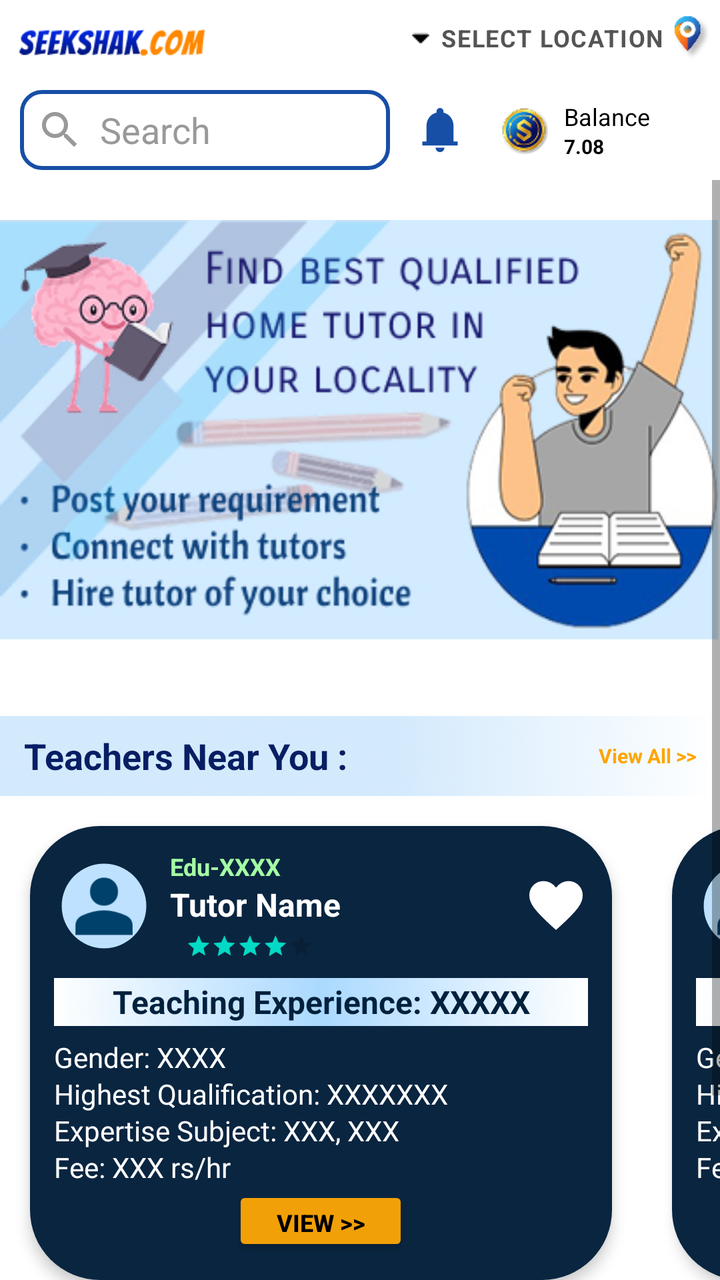
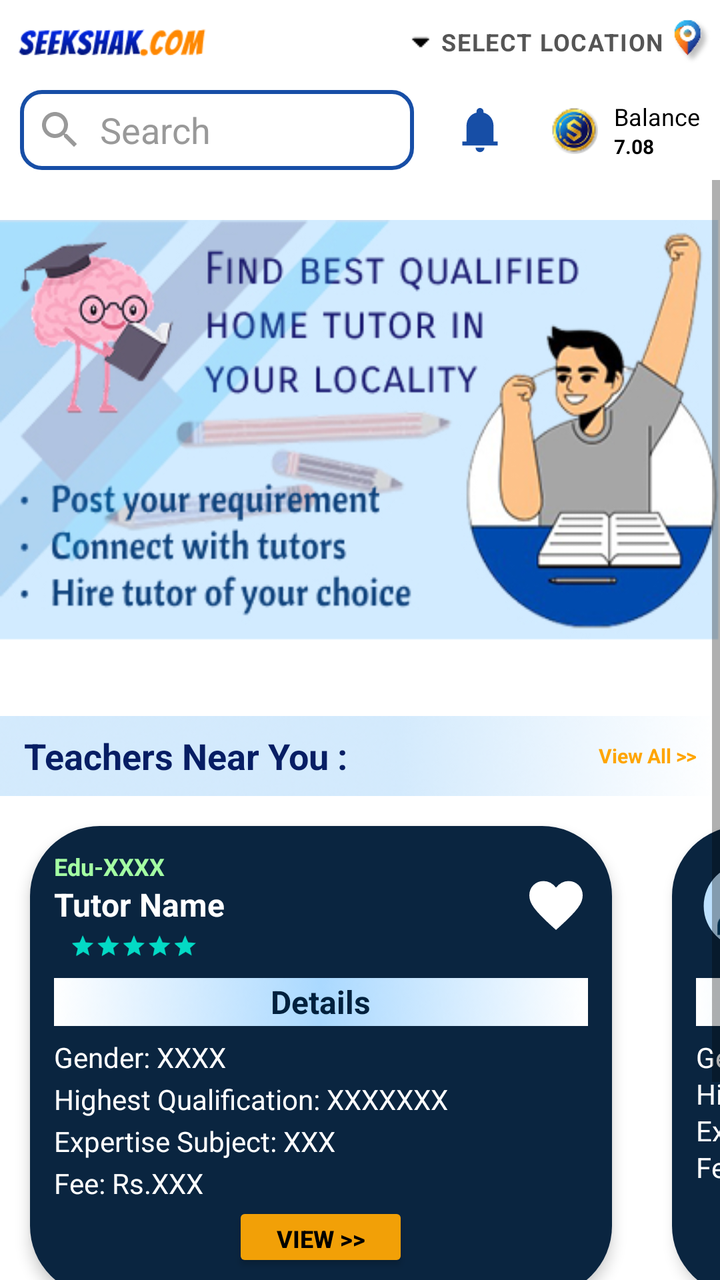

The first picture is an Android layout as it rendered before a commit; the second is the same layout after the commit. The layout source and the unified diff follow.
<!-- AndroidManifest.xml: application theme Theme.Seekshakcom -->
<!-- res/layout/fragment_home.xml -->
<?xml version="1.0" encoding="utf-8"?>
<FrameLayout xmlns:android="http://schemas.android.com/apk/res/android"
    android:layout_width="match_parent"
    android:layout_height="match_parent"
    android:background="@color/soft_blue"
    android:fitsSystemWindows="true"
    xmlns:app="http://schemas.android.com/apk/res-auto"
    xmlns:tools="http://schemas.android.com/tools">

    <LinearLayout
        android:id="@+id/student_home"
        android:orientation="vertical"
        android:layout_width="match_parent"
        android:layout_height="match_parent"
        android:background="#FFFFFF">

        <RelativeLayout
            android:layout_width="match_parent"
            android:layout_height="40dp"
            android:layout_marginTop="0dp"
            android:gravity="center_vertical"
            android:orientation="horizontal"
            android:paddingHorizontal="6dp"
            android:background="#FFFFFF"
            android:paddingStart="6dp"
            android:paddingEnd="0dp">


            <ImageView
                android:id="@+id/imageView"
                android:layout_width="100dp"
                android:layout_height="32dp"
                android:layout_alignParentStart="true"
                android:layout_alignParentTop="true"
                android:layout_marginTop="6dp"
                android:contentDescription="@string/seekshak_com"
                android:src="@drawable/seekshak_com" />

            <LinearLayout
                android:id="@+id/locationSelector"
                android:layout_width="wrap_content"
                android:layout_height="wrap_content"
                android:layout_alignParentEnd="true"
                android:layout_marginTop="4dp"
                android:clickable="true"
                android:focusable="true"
                android:gravity="center_vertical"
                android:orientation="horizontal"
                android:padding="2dp"
                tools:ignore="TouchTargetSizeCheck">

                <ImageView
                    android:id="@+id/dropdownArrow"
                    android:layout_width="20dp"
                    android:layout_height="20dp"
                    android:layout_marginStart="2dp"
                    android:contentDescription="dropdown"
                    android:src="@drawable/ic_dropdown_arrow" />

                <TextView
                    android:id="@+id/locationText"
                    android:layout_width="wrap_content"
                    android:layout_height="wrap_content"
                    android:layout_marginStart="0dp"
                    android:text="Select LOCATION"
                    android:textColor="#555555"
                    android:textSize="12sp"
                    android:textStyle="bold"
                    android:letterSpacing="0.05"
                    android:textAllCaps="true"
                    android:maxLines="1"
                    android:ellipsize="end"/>



                <ImageView
                    android:id="@+id/locationIcon"
                    android:layout_width="24dp"
                    android:layout_height="24dp"
                    android:layout_marginStart="2dp"
                    android:contentDescription="Location icon"
                    android:src="@drawable/logo_map" />


            </LinearLayout>
        </RelativeLayout>

        <LinearLayout
            android:layout_width="match_parent"
            android:layout_height="50dp"
            android:layout_marginTop="0dp"
            android:gravity="center_vertical"
            android:orientation="horizontal"
            android:paddingStart="10dp"
            android:paddingEnd="10dp"
            android:background="@color/white">

            <LinearLayout
                android:layout_width="185dp"
                android:layout_height="40dp"
                android:background="@drawable/bg_search_rounded"
                android:gravity="center_vertical"
                android:orientation="horizontal"
                android:paddingHorizontal="8dp">

                <ImageView
                    android:layout_width="24dp"
                    android:layout_height="24dp"
                    android:contentDescription="@string/search_icon"
                    android:src="@drawable/ic_search"
                    app:tint="#999999" />

                <EditText
                    android:id="@+id/searchEditText"
                    android:layout_width="0dp"
                    android:layout_height="match_parent"
                    android:layout_marginStart="8dp"
                    android:layout_weight="1"
                    android:autofillHints="city"
                    android:background="@android:color/transparent"
                    android:hint="@string/search"
                    android:inputType="text"
                    android:maxLines="1"
                    android:textColor="#000000"
                    android:textColorHint="#999999" />
            </LinearLayout>


            <ImageButton
                android:id="@+id/notification_Btn"
                android:layout_width="wrap_content"
                android:layout_height="50dp"
                android:layout_marginStart="12dp"
                android:layout_marginEnd="8dp"
                android:background="@null"
                android:clickable="true"
                android:contentDescription="@string/notification"
                android:focusable="true"
                android:src="@drawable/ic_notification"
                tools:ignore="TouchTargetSizeCheck" />


            <LinearLayout
                android:id="@+id/creditContainer"
                android:layout_width="wrap_content"
                android:layout_height="wrap_content"
                android:layout_marginStart="7dp"
                android:layout_marginTop="0dp"
                android:layout_marginEnd="16dp"
                android:orientation="horizontal"
                android:gravity="center_vertical">

                <ImageView
                    android:id="@+id/credit_coin"
                    android:layout_width="28dp"
                    android:layout_height="24dp"
                    android:src="@drawable/credit_coin"
                    android:layout_marginEnd="6dp" />

                <LinearLayout
                    android:layout_width="wrap_content"
                    android:layout_height="wrap_content"
                    android:orientation="vertical">

                    <TextView
                        android:id="@+id/credit_label"
                        android:layout_width="wrap_content"
                        android:layout_height="wrap_content"
                        android:text="Balance"
                        android:textColor="@color/black"
                        android:textSize="12sp" />

                    <TextView
                        android:id="@+id/credit_balance"
                        android:layout_width="wrap_content"
                        android:layout_height="wrap_content"
                        android:text="7.08"
                        android:textColor="@android:color/black"
                        android:textSize="10sp"
                        android:textStyle="bold" />
                </LinearLayout>
            </LinearLayout>
        </LinearLayout>

        <ScrollView
            android:id="@+id/student_home_scroll"
            android:layout_width="match_parent"
            android:layout_height="match_parent"
            android:fillViewport="true"
            android:background="#FFFFFF"
            android:layout_marginBottom="0dp"
            android:paddingBottom="80dp"
            android:clipToPadding="false">


            <LinearLayout
                android:orientation="vertical"
                android:layout_width="wrap_content"
                android:layout_height="50dp">



                <ImageView
                    android:layout_width="match_parent"
                    android:layout_height="248dp"
                    android:layout_marginTop="20dp"
                    android:background="@drawable/poster_stdhome"
                    android:contentDescription="@string/poster" />

                <RelativeLayout
                    android:layout_width="match_parent"
                    android:layout_height="40dp"
                    android:background="@drawable/rectangle_2"
                    android:paddingVertical="0dp"
                    android:paddingStart="12dp"
                    android:paddingEnd="12dp">

                    <TextView
                        android:id="@+id/label_teachers_near"
                        android:layout_width="wrap_content"
                        android:layout_height="wrap_content"
                        android:text="@string/teachers_near_you"
                        android:textSize="18sp"
                        android:textColor="#071E64"
                        android:textStyle="bold"
                        android:layout_centerVertical="true" />

                    <TextView
                        android:id="@+id/view_all_button"
                        android:layout_width="wrap_content"
                        android:layout_height="wrap_content"
                        android:layout_alignParentEnd="true"
                        android:layout_centerVertical="true"
                        android:clickable="true"
                        android:focusable="true"
                        android:text="View All >>"
                        android:textColor="@color/orange"
                        android:textSize="10sp"
                        android:textStyle="bold"
                        tools:ignore="TouchTargetSizeCheck" />
                </RelativeLayout>
                <HorizontalScrollView
                    android:layout_width="match_parent"
                    android:layout_height="match_parent"
                    android:scrollbars="none">

                    <LinearLayout
                        android:layout_width="wrap_content"
                        android:layout_height="wrap_content"
                        android:orientation="horizontal">

                        <androidx.cardview.widget.CardView
                            android:id="@+id/teacher_card1"
                            android:layout_width="291dp"
                            android:layout_height="match_parent"
                            android:layout_margin="15dp"
                            android:clickable="true"
                            android:focusable="true"
                            app:cardCornerRadius="35dp"
                            app:cardElevation="4dp">

                            <LinearLayout
                                android:layout_width="match_parent"
                                android:layout_height="match_parent"
                                android:background="#0A2540"
                                android:orientation="vertical"
                                android:padding="12dp">

                                
                                <LinearLayout
                                    android:layout_width="match_parent"
                                    android:layout_height="wrap_content"
                                    android:gravity="center_vertical"
                                    android:orientation="horizontal">

                                    <ImageView
                                        android:layout_width="50dp"
                                        android:layout_height="50dp"
                                        android:layout_marginEnd="8dp"
                                        android:background="@drawable/bg_profile"
                                        android:contentDescription="@string/todo"
                                        android:padding="4dp"
                                        android:src="@drawable/ic_user" />

                                    <LinearLayout
                                        android:layout_width="0dp"
                                        android:layout_height="wrap_content"
                                        android:layout_weight="1"
                                        android:orientation="vertical">

                                        <TextView
                                            android:layout_width="wrap_content"
                                            android:layout_height="wrap_content"
                                            android:text="Edu-XXXX"
                                            android:textColor="#A4FFA3"
                                            android:textSize="12sp"
                                            android:textStyle="bold" />

                                        <TextView
                                            android:layout_width="wrap_content"
                                            android:layout_height="wrap_content"
                                            android:text="Tutor Name"
                                            android:textColor="#FFFFFF"
                                            android:textSize="16sp"
                                            android:textStyle="bold" />

                                        <RatingBar
                                            style="@style/Widget.AppCompat.RatingBar.Small"
                                            android:layout_width="wrap_content"
                                            android:layout_height="wrap_content"
                                            android:layout_marginTop="2dp"
                                            android:isIndicator="true"
                                            android:numStars="5"
                                            android:rating="4"
                                            android:scaleX="0.8"
                                            android:scaleY="0.8"
                                            android:stepSize="1" />
                                    </LinearLayout>

                                    <ImageButton
                                        android:layout_width="wrap_content"
                                        android:layout_height="wrap_content"
                                        android:background="@null"
                                        android:contentDescription="@string/space"
                                        android:src="@drawable/ic_favorite"
                                        app:tint="#ffffff" />
                                </LinearLayout>

                                
                                <TextView
                                    android:layout_width="match_parent"
                                    android:layout_height="wrap_content"
                                    android:layout_marginTop="8dp"
                                    android:background="@drawable/rectangle_p"
                                    android:gravity="center"
                                    android:text="Teaching Experience: XXXXX"
                                    android:textColor="#00213D"
                                    android:textSize="16sp"
                                    android:textStyle="bold" />

                                
                                <TextView
                                    android:layout_width="match_parent"
                                    android:layout_height="wrap_content"
                                    android:layout_marginTop="6dp"
                                    android:lineSpacingExtra="2dp"
                                    android:text="Gender: XXXX\nHighest Qualification: XXXXXXX\nExpertise Subject: XXX, XXX\nFee: XXX rs/hr"
                                    android:textColor="#FFFFFF"
                                    android:textSize="14sp" />

                                
                                <Button
                                    android:layout_width="wrap_content"
                                    android:layout_height="35dp"
                                    android:layout_gravity="center"
                                    android:layout_marginTop="0dp"
                                    android:backgroundTint="#F2A007"
                                    android:text="View >>"
                                    android:textSize="12sp"
                                    android:textColor="#000000"
                                    android:textStyle="bold"
                                    />
                            </LinearLayout>
                        </androidx.cardview.widget.CardView>

                        <androidx.cardview.widget.CardView
                            android:id="@+id/teacher_card"
                            android:layout_width="291dp"
                            android:layout_height="match_parent"
                            android:layout_margin="15dp"
                            android:clickable="true"
                            android:focusable="true"
                            app:cardCornerRadius="35dp"
                            app:cardElevation="4dp">

                            <LinearLayout
                                android:layout_width="match_parent"
                                android:layout_height="match_parent"
                                android:orientation="vertical"
                                android:background="#0A2540"
                                android:padding="12dp">

                                
                                <LinearLayout
                                    android:layout_width="match_parent"
                                    android:layout_height="wrap_content"
                                    android:orientation="horizontal"
                                    android:gravity="center_vertical">

                                    <ImageView
                                        android:layout_width="50dp"
                                        android:layout_height="50dp"
                                        android:src="@drawable/ic_user"
                                        android:layout_marginEnd="8dp"
                                        android:background="@drawable/bg_profile"
                                        android:padding="4dp" />

                                    <LinearLayout
                                        android:layout_width="0dp"
                                        android:layout_height="wrap_content"
                                        android:layout_weight="1"
                                        android:orientation="vertical">

                                        <TextView
                                            android:layout_width="wrap_content"
                                            android:layout_height="wrap_content"
                                            android:text="Edu-XXXX"
                                            android:textColor="#A4FFA3"
                                            android:textSize="12sp"
                                            android:textStyle="bold" />

                                        <TextView
                                            android:layout_width="wrap_content"
                                            android:layout_height="wrap_content"
                                            android:text="Tutor Name"
                                            android:textColor="#FFFFFF"
                                            android:textSize="16sp"
                                            android:textStyle="bold" />

                                        <RatingBar
                                            android:layout_width="wrap_content"
                                            android:layout_height="wrap_content"
                                            android:numStars="5"
                                            android:rating="4"
                                            android:stepSize="1"
                                            android:isIndicator="true"
                                            android:layout_marginTop="2dp"
                                            android:scaleX="0.8"
                                            android:scaleY="0.8"
                                            style="@style/Widget.AppCompat.RatingBar.Small" />
                                    </LinearLayout>

                                    <ImageButton
                                        android:layout_width="wrap_content"
                                        android:layout_height="wrap_content"
                                        android:background="@null"
                                        android:src="@drawable/ic_favorite"
                                        app:tint="#ffffff" />
                                </LinearLayout>

                                
                                <TextView
                                    android:layout_marginTop="8dp"
                                    android:layout_width="match_parent"
                                    android:layout_height="wrap_content"
                                    android:background="@drawable/rectangle_p"
                                    android:text="Teaching Experience: XXXXX"
                                    android:textColor="#00213D"
                                    android:textSize="16sp"
                                    android:textStyle="bold"
                                    android:gravity="center" />

                                
                                <TextView
                                    android:layout_marginTop="6dp"
                                    android:layout_width="match_parent"
                                    android:layout_height="wrap_content"
                                    android:text="Gender: XXXX\nHighest Qualification: XXXXXXX\nExpertise Subject: XXX, XXX\nFee: XXX rs/hr"
                                    android:textColor="#FFFFFF"
                                    android:textSize="14sp"
                                    android:lineSpacingExtra="2dp" />

                                
                                <Button
                                    android:layout_width="wrap_content"
                                    android:layout_height="35dp"
                                    android:layout_gravity="center"
                                    android:layout_marginTop="0dp"
                                    android:backgroundTint="#F2A007"
                                    android:paddingHorizontal="0dp"
                                    android:text="View >>"
                                    android:textSize="12sp"
                                    android:textColor="#000000"
                                    android:textStyle="bold" />
                            </LinearLayout>
                        </androidx.cardview.widget.CardView>


                    </LinearLayout>
                </HorizontalScrollView>




            </LinearLayout>



        </ScrollView>
    </LinearLayout>

</FrameLayout>
<!-- resources referenced by this layout -->
<resources>
  <color name="black">#FF000000</color>
  <color name="orange">#FFA500</color>
  <color name="soft_blue">#B3E5FC</color>
  <color name="white">#FFFFFFFF</color>
  <!-- drawable bg_profile (drawable) -->
  <vector xmlns:android="http://schemas.android.com/apk/res/android" android:height="64dp" android:viewportHeight="960" android:viewportWidth="960" android:width="64dp">
        
      <path android:fillColor="#BDE1FF" android:pathData="M480.03,885.98q-83.46,0 -157.54,-31.88 -74.07,-31.88 -129.39,-87.2 -55.32,-55.32 -87.2,-129.36 -31.88,-74.04 -31.88,-157.51 0,-84.46 31.88,-158.54 31.88,-74.07 87.16,-128.9 55.28,-54.84 129.34,-86.82 74.06,-31.99 157.55,-31.99 84.48,0 158.59,31.97 74.1,31.97 128.91,86.77 54.82,54.8 86.79,128.88 31.98,74.08 31.98,158.6 0,83.5 -31.99,157.57 -31.98,74.07 -86.82,129.36 -54.83,55.29 -128.87,87.17 -74.04,31.88 -158.51,31.88Z"/>
      
  </vector>
  <!-- drawable bg_search_rounded (drawable) -->
  <shape xmlns:android="http://schemas.android.com/apk/res/android"
      android:shape="rectangle">
      <solid android:color="#FFFFFF" />
      <corners android:radius="10dp" />
      <stroke android:width="2dp" android:color="#174EA6" />
  </shape>
  <!-- drawable ic_favorite (drawable) -->
  <vector xmlns:android="http://schemas.android.com/apk/res/android"
      android:width="32dp"
      android:height="32dp"
      android:viewportWidth="960"
      android:viewportHeight="960">
    <path
        android:pathData="m480,839.33 l-46.67,-42q-104.33,-95 -172.33,-164 -68,-69 -108.33,-123.5 -40.34,-54.5 -56.5,-99.16Q80,366 80,320q0,-91.33 61.33,-152.67 61.34,-61.33 152,-61.33 55.34,0 103.34,25.33 48,25.34 83.33,72.67 39.33,-49.33 86.33,-73.67 47,-24.33 100.34,-24.33 90.66,0 152,61.33Q880,228.67 880,320q0,46 -16.17,90.67 -16.16,44.66 -56.5,99.16Q767,564.33 699,633.33t-172.33,164l-46.67,42Z"
        android:fillColor="#ffffff"/>
  </vector>
  <!-- drawable ic_notification (drawable) -->
  <vector xmlns:android="http://schemas.android.com/apk/res/android" android:height="26dp" android:viewportHeight="960" android:viewportWidth="960" android:width="26dp">
        
      <path android:fillColor="#174EA6" android:pathData="M153.3,766.7v-75.76h77.61v-289.3q0,-86.09 50.67,-154.38 50.66,-68.29 133.88,-87.01v-22.4q0,-26.96 18.82,-45.83 18.83,-18.88 45.72,-18.88t45.72,18.88q18.82,18.87 18.82,45.83v22.4q83.3,18.56 134,86.87 50.71,68.3 50.71,154.52v289.3h77.61v75.76L153.3,766.7ZM480.16,889.01q-33.95,0 -58.13,-24.18t-24.18,-58.13h164.54q0,34.03 -24.19,58.17t-58.04,24.14Z"/>
      
  </vector>
  <!-- drawable ic_search (drawable) -->
  <vector xmlns:android="http://schemas.android.com/apk/res/android"
      android:width="24dp"
      android:height="24dp"
      android:viewportWidth="24.0"
      android:viewportHeight="24.0">
      <path
          android:fillColor="#999999"
          android:pathData="M15.5,14h-0.79l-0.28,-0.27C15.41,12.59 16,11.11 16,9.5 16,5.91 13.09,3 9.5,3 5.91,3 3,5.91 3,9.5 3,13.09 5.91,16 9.5,16 11.11,16 12.59,15.41 13.73,14.43l0.27,0.28v0.79l5,4.99L20.49,19l-4.99,-5zm-6,0C7.01,14 5,11.99 5,9.5 5,7.01 7.01,5 9.5,5 11.99,5 14,7.01 14,9.5 14,11.99 11.99,14 9.5,14z"/>
  </vector>
  <string name="notification">notification</string>
  <string name="poster">poster</string>
  <string name="search">Search</string>
  <string name="search_icon">search icon</string>
  <string name="seekshak_com">Seekshak.com</string>
  <string name="space">" "</string>
  <string name="teachers_near_you">Teachers Near You :</string>
  <string name="todo">TODO</string>
  <style name="Theme.Seekshakcom" parent="Theme.AppCompat.Light.NoActionBar">
          
          <item name="colorPrimary">@color/black</item>
          <item name="colorPrimaryDark">@color/purple_700</item>
          <item name="colorAccent">@color/teal_200</item>
  
      </style>
  <color name="purple_700">#FF3700B3</color>
  <color name="teal_200">#FF03DAC5</color>
  <!-- unchanged entries left out for length: 8 -->
</resources>

<!-- the commit's change to res/layout/fragment_home.xml (unified diff, before → after) -->
@@ -41,7 +41,7 @@
                 android:layout_width="wrap_content"
                 android:layout_height="wrap_content"
                 android:layout_alignParentEnd="true"
-                android:layout_marginTop="4dp"
+                android:layout_marginTop="6dp"
                 android:clickable="true"
                 android:focusable="true"
                 android:gravity="center_vertical"
@@ -88,16 +88,17 @@
         <LinearLayout
             android:layout_width="match_parent"
             android:layout_height="50dp"
-            android:layout_marginTop="0dp"
             android:gravity="center_vertical"
             android:orientation="horizontal"
             android:paddingStart="10dp"
             android:paddingEnd="10dp"
             android:background="@color/white">
 
+            
             <LinearLayout
-                android:layout_width="185dp"
+                android:layout_width="0dp"
                 android:layout_height="40dp"
+                android:layout_weight="1"
                 android:background="@drawable/bg_search_rounded"
                 android:gravity="center_vertical"
                 android:orientation="horizontal"
@@ -125,37 +126,36 @@
                     android:textColorHint="#999999" />
             </LinearLayout>
 
-
+            
             <ImageButton
                 android:id="@+id/notification_Btn"
-                android:layout_width="wrap_content"
+                android:layout_width="50dp"
                 android:layout_height="50dp"
-                android:layout_marginStart="12dp"
-                android:layout_marginEnd="8dp"
-                android:background="@null"
+                android:layout_marginStart="8dp"
+                android:background="?attr/selectableItemBackgroundBorderless"
                 android:clickable="true"
                 android:contentDescription="@string/notification"
                 android:focusable="true"
                 android:src="@drawable/ic_notification"
                 tools:ignore="TouchTargetSizeCheck" />
 
-
+            
             <LinearLayout
                 android:id="@+id/creditContainer"
                 android:layout_width="wrap_content"
                 android:layout_height="wrap_content"
-                android:layout_marginStart="7dp"
-                android:layout_marginTop="0dp"
-                android:layout_marginEnd="16dp"
+                android:layout_marginStart="8dp"
+                android:gravity="center_vertical|end"
                 android:orientation="horizontal"
-                android:gravity="center_vertical">
+                android:clickable="true"
+                android:focusable="true">
 
                 <ImageView
                     android:id="@+id/credit_coin"
                     android:layout_width="28dp"
                     android:layout_height="24dp"
-                    android:src="@drawable/credit_coin"
-                    android:layout_marginEnd="6dp" />
+                    android:layout_marginEnd="6dp"
+                    android:src="@drawable/credit_coin" />
 
                 <LinearLayout
                     android:layout_width="wrap_content"
@@ -181,6 +181,7 @@
                 </LinearLayout>
             </LinearLayout>
         </LinearLayout>
+
 
         <ScrollView
             android:id="@+id/student_home_scroll"
@@ -273,14 +274,6 @@
                                     android:gravity="center_vertical"
                                     android:orientation="horizontal">
 
-                                    <ImageView
-                                        android:layout_width="50dp"
-                                        android:layout_height="50dp"
-                                        android:layout_marginEnd="8dp"
-                                        android:background="@drawable/bg_profile"
-                                        android:contentDescription="@string/todo"
-                                        android:padding="4dp"
-                                        android:src="@drawable/ic_user" />
 
                                     <LinearLayout
                                         android:layout_width="0dp"
@@ -311,7 +304,7 @@
                                             android:layout_marginTop="2dp"
                                             android:isIndicator="true"
                                             android:numStars="5"
-                                            android:rating="4"
+                                            android:rating="5"
                                             android:scaleX="0.8"
                                             android:scaleY="0.8"
                                             android:stepSize="1" />
@@ -333,7 +326,7 @@
                                     android:layout_marginTop="8dp"
                                     android:background="@drawable/rectangle_p"
                                     android:gravity="center"
-                                    android:text="Teaching Experience: XXXXX"
+                                    android:text="Details"
                                     android:textColor="#00213D"
                                     android:textSize="16sp"
                                     android:textStyle="bold" />
@@ -344,7 +337,34 @@
                                     android:layout_height="wrap_content"
                                     android:layout_marginTop="6dp"
                                     android:lineSpacingExtra="2dp"
-                                    android:text="Gender: XXXX\nHighest Qualification: XXXXXXX\nExpertise Subject: XXX, XXX\nFee: XXX rs/hr"
+                                    android:text="Gender: XXXX"
+                                    android:textColor="#FFFFFF"
+                                    android:textSize="14sp" />
+
+                                <TextView
+                                    android:layout_width="match_parent"
+                                    android:layout_height="wrap_content"
+                                    android:layout_marginTop="2dp"
+                                    android:lineSpacingExtra="2dp"
+                                    android:text="Highest Qualification: XXXXXXX"
+                                    android:textColor="#FFFFFF"
+                                    android:textSize="14sp" />
+
+                                <TextView
+                                    android:layout_width="match_parent"
+                                    android:layout_height="wrap_content"
+                                    android:layout_marginTop="2dp"
+                                    android:lineSpacingExtra="2dp"
+                                    android:text="Expertise Subject: XXX"
+                                    android:textColor="#FFFFFF"
+                                    android:textSize="14sp" />
+
+                                <TextView
+                                    android:layout_width="match_parent"
+                                    android:layout_height="wrap_content"
+                                    android:layout_marginTop="2dp"
+                                    android:lineSpacingExtra="2dp"
+                                    android:text="Fee: Rs.XXX"
                                     android:textColor="#FFFFFF"
                                     android:textSize="14sp" />
 
<!-- resource entries referenced after the edit -->
@@ -50,7 +50,6 @@
   <string name="seekshak_com">Seekshak.com</string>
   <string name="space">" "</string>
   <string name="teachers_near_you">Teachers Near You :</string>
-  <string name="todo">TODO</string>
   <style name="Theme.Seekshakcom" parent="Theme.AppCompat.Light.NoActionBar">
           
           <item name="colorPrimary">@color/black</item>
